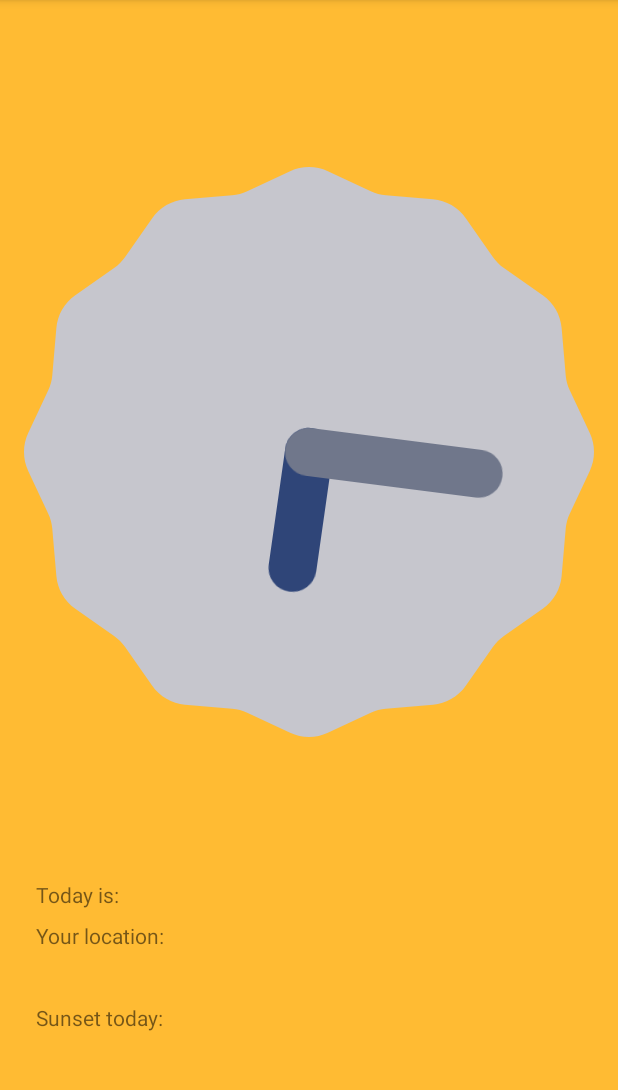
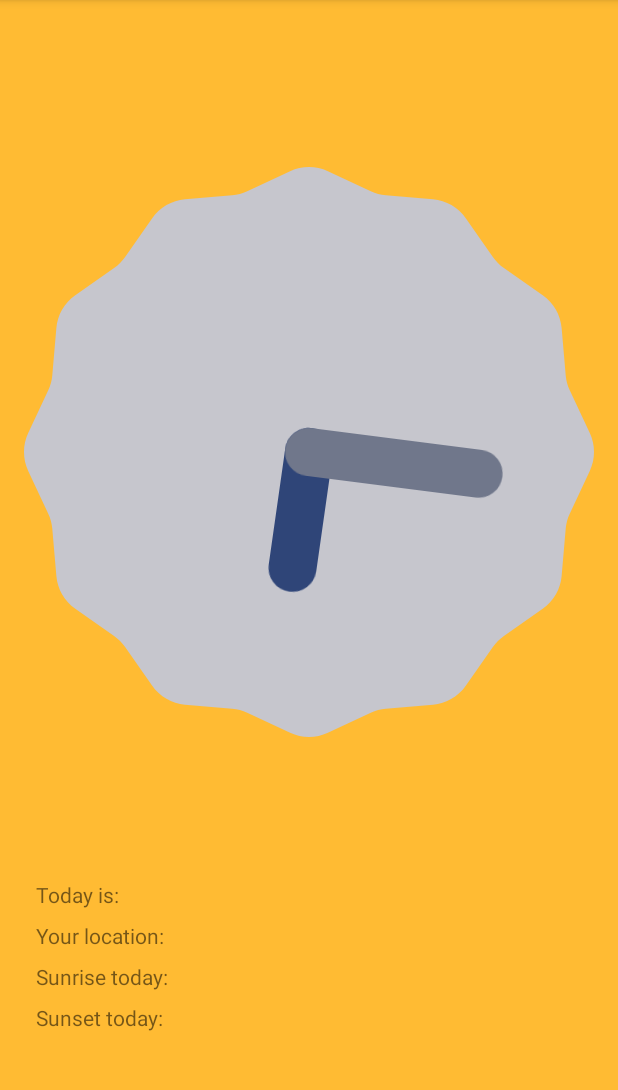
Before and after one commit to noisie74/SunriseSunset, an Android app: the screen it shows after launch (MainActivity), on a phone screen of 412 x 824 dp, the part 84-1174 px from its top. Run offline under Robolectric (Android 15) with nearby library versions, the light colour scheme and no system bars; our stand-ins replace ButterKnife; libraries missing offline, so code that uses them is left out: com.luckycatlabs.sunrisesunset; 4 statements that could not run were skipped.

Commit message:
location enabled

```diff
--- a/app/build.gradle
+++ b/app/build.gradle
@@ -27,4 +27,7 @@ dependencies {
 
     compile 'com.jakewharton:butterknife:8.0.1'
     apt 'com.jakewharton:butterknife-compiler:8.0.1'
+
+    compile 'com.luckycatlabs:SunriseSunsetCalculator:1.2'
+
 }
--- a/app/src/main/AndroidManifest.xml
+++ b/app/src/main/AndroidManifest.xml
@@ -1,6 +1,11 @@
 <?xml version="1.0" encoding="utf-8"?>
 <manifest xmlns:android="http://schemas.android.com/apk/res/android"
     package="mikhail.com.sunrisesunset">
+
+    <uses-permission android:name="android.permission.ACCESS_FINE_LOCATION">
+
+    </uses-permission>
+
 
     <application
         android:allowBackup="true"
--- a/app/src/main/java/mikhail/com/sunrisesunset/MainActivity.java
+++ b/app/src/main/java/mikhail/com/sunrisesunset/MainActivity.java
@@ -1,13 +1,27 @@
 package mikhail.com.sunrisesunset;
 
+import android.app.Dialog;
+import android.content.DialogInterface;
+import android.content.Intent;
+import android.location.LocationManager;
+import android.provider.Settings;
+import android.support.v7.app.AlertDialog;
 import android.support.v7.app.AppCompatActivity;
 import android.os.Bundle;
+import android.util.Log;
 import android.widget.TextView;
+
+import com.luckycatlabs.sunrisesunset.SunriseSunsetCalculator;
+import com.luckycatlabs.sunrisesunset.dto.Location;
+
+import java.util.Calendar;
 
 import butterknife.BindView;
 import butterknife.ButterKnife;
 
 public class MainActivity extends AppCompatActivity {
+
+    SunriseSunsetCalculator sunriseSunsetCalculator;
 
     @BindView(R.id.date)
     TextView mDate;
@@ -23,5 +37,54 @@ public class MainActivity extends AppCompatActivity {
         super.onCreate(savedInstanceState);
         setContentView(R.layout.activity_main);
         ButterKnife.bind(this);
+
+        getLocation();
+        getSunriseSunsetCalculator();
+        getSunsetandSunrise();
+    }
+
+    public void getSunriseSunsetCalculator() {
+
+//        LocationManager lm  = (LocationManager) getSystemService(LOCATION_SERVICE);
+//
+//        if(!lm.isProviderEnabled(LocationManager.GPS_PROVIDER) ||
+//                !lm.isProviderEnabled(LocationManager.NETWORK_PROVIDER)) {
+//
+//        }
+        Location location = new Location("39.9522222", "-75.1641667");
+        sunriseSunsetCalculator = new SunriseSunsetCalculator(location, "America/New_York");
+
+
+    }
+
+    public void getSunsetandSunrise() {
+        String officialSunrise = sunriseSunsetCalculator.getOfficialSunriseForDate(Calendar.getInstance());
+        String officialSunset = sunriseSunsetCalculator.getOfficialSunsetForDate(Calendar.getInstance());
+        mSunrise.setText("Sunrise today: " + officialSunrise.toString());
+        mSunset.setText("Sunset today: " + officialSunset);
+//        Log.d("MainActivity","Sunrise" + officialSunrise.toString());
+
+    }
+
+    public void getLocation(){
+
+        LocationManager lm = (LocationManager) getSystemService(LOCATION_SERVICE);
+        if(!lm.isProviderEnabled(LocationManager.GPS_PROVIDER) ||
+                !lm.isProviderEnabled(LocationManager.NETWORK_PROVIDER)) {
+            // Build the alert dialog
+            AlertDialog.Builder builder = new AlertDialog.Builder(this);
+            builder.setTitle("Location Services Not Active");
+            builder.setMessage("Please enable Location Services and GPS");
+            builder.setPositiveButton("OK", new DialogInterface.OnClickListener() {
+                public void onClick(DialogInterface dialogInterface, int i) {
+                    // Show location settings when the user acknowledges the alert dialog
+                    Intent intent = new Intent(Settings.ACTION_LOCATION_SOURCE_SETTINGS);
+                    startActivity(intent);
+                }
+            });
+            Dialog alertDialog = builder.create();
+            alertDialog.setCanceledOnTouchOutside(false);
+            alertDialog.show();
+        }
     }
 }
--- a/app/src/main/res/layout/activity_main.xml
+++ b/app/src/main/res/layout/activity_main.xml
@@ -43,7 +43,6 @@
 
     <TextView
         android:id="@+id/sunset"
-        android:text="Sunset today: "
         android:layout_marginLeft="8dp"
         android:paddingTop="8dp"
         android:layout_width="wrap_content"
```
